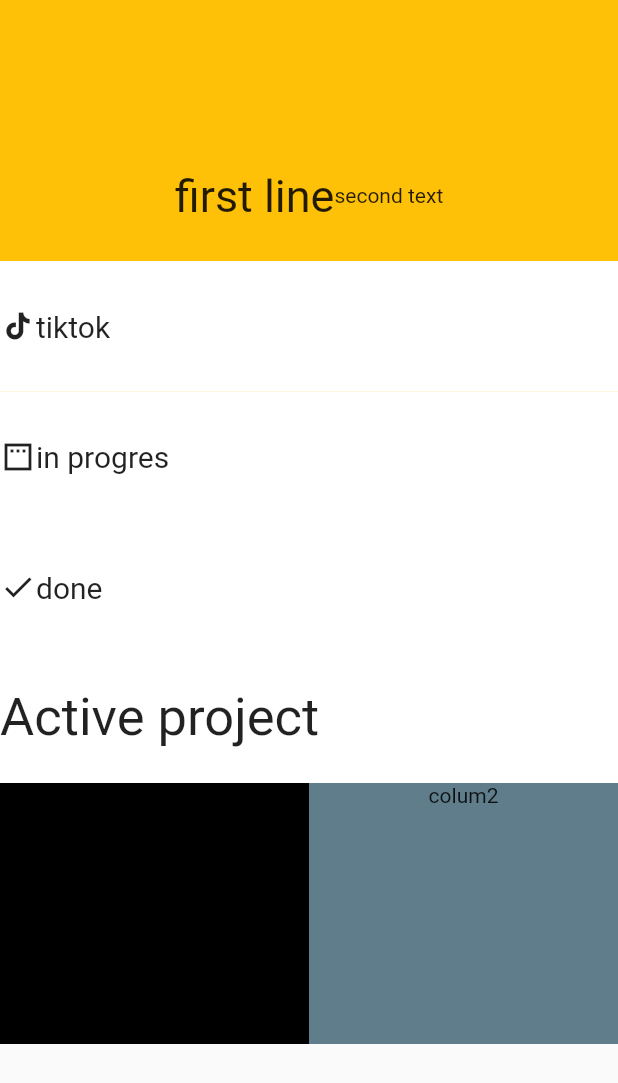
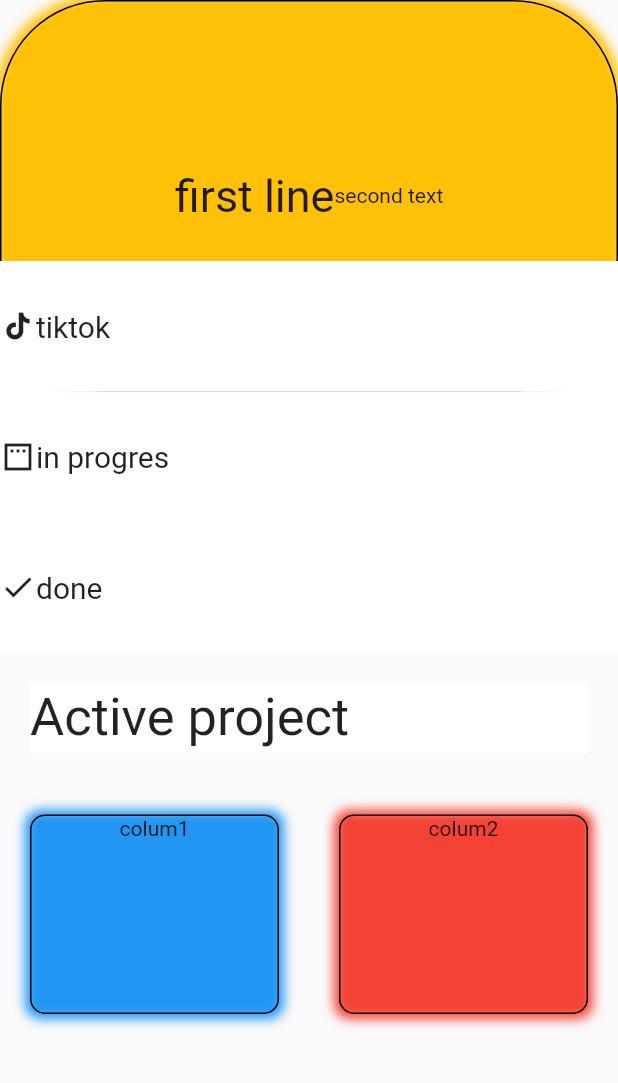
Before and after one commit to ess1990ali/train, a Flutter app: the screen it shows after launch, on a phone screen of 412 x 824 dp. Shown: the top 1083 px of the screen. Run offline on Flutter 3.47's test engine with Material 2 defaults, Android fonts, the phone set to English and light mode, and no system bars.

Commit message:
add margine anda radios box

```diff
--- a/lib/main.dart
+++ b/lib/main.dart
@@ -17,7 +17,16 @@ class MyApp extends StatelessWidget {
                 flex: 3,
                   child:
                   Container(
-                    color: Colors.amber,
+                    decoration: BoxDecoration(
+                        borderRadius: BorderRadius.circular(70)
+                        ,border:Border.all()
+                        ,boxShadow: [
+                      BoxShadow(
+                        color:Colors.amber,
+                        spreadRadius: 3,
+                        blurRadius: 6,
+                      )
+                    ]),
                     child: Row(
 
                       mainAxisAlignment: MainAxisAlignment.center,
@@ -86,6 +95,7 @@ class MyApp extends StatelessWidget {
               Expanded(
                 child:
               Container(
+                margin: EdgeInsets.all(20),
                   color: Colors.white,
                   child:
                   Row(
@@ -99,13 +109,25 @@ class MyApp extends StatelessWidget {
                 flex: 2,
                 child:
               Container(
+                margin: EdgeInsets.only(top: 1),
                   child:
                   Row(
                     children: [
                       Expanded(child:
 
                     Container(
-                      color: Colors.black,
+                      decoration: BoxDecoration(
+                          borderRadius: BorderRadius.circular(10)
+                          ,border:Border.all()
+                          ,boxShadow: [
+                        BoxShadow(
+                          color:Colors.blue,
+                          spreadRadius: 3,
+                          blurRadius: 6,
+                        )
+                      ]),
+                      margin: EdgeInsets.all(20),
+
                       child: Column(
                         children: [
                           Text("colum1")
@@ -113,10 +135,21 @@ class MyApp extends StatelessWidget {
                       ),
                     ),
                       ),
+
                       Expanded(
                         child:
                       Container(
-                        color: Colors.blueGrey,
+                        decoration: BoxDecoration(
+                          borderRadius: BorderRadius.circular(10)
+                            ,border:Border.all()
+                        ,boxShadow: [
+                          BoxShadow(
+                            color:Colors.red,
+                            spreadRadius: 3,
+                            blurRadius: 6,
+                          )
+                        ]),
+                        margin: EdgeInsets.all(20),
                         child: Column(
                           children: [
                             Text("colum2")
```
